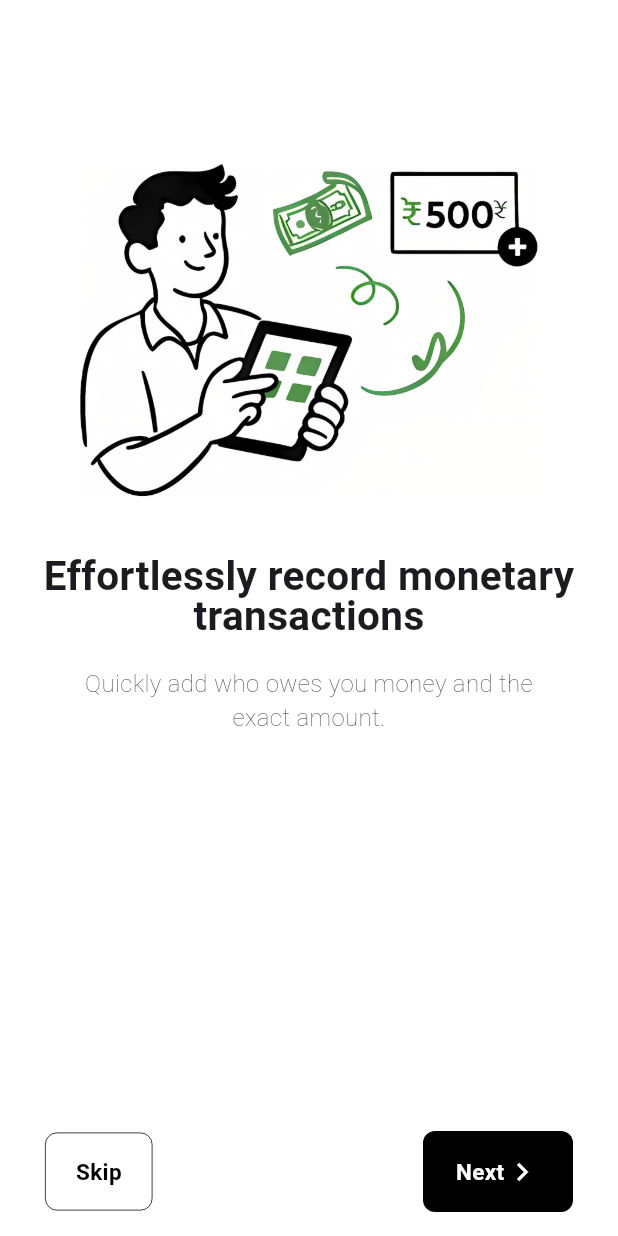
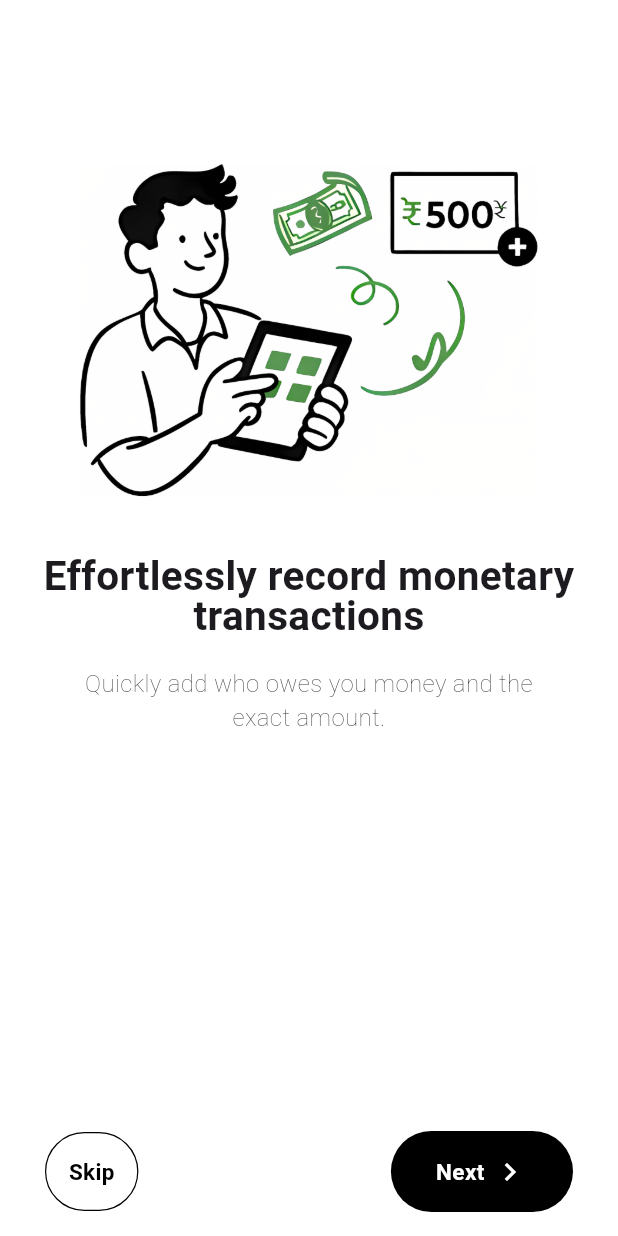
Before and after one commit to jettspanner123/VNote-Client, a Flutter app: the OnboardingControllerScreen screen opened by its route, on a phone screen of 412 x 824 dp. Run offline on Flutter 3.47's test engine with Material 3 defaults, Android fonts, the light colour scheme and no system bars; our stand-ins replace google_fonts.

Commit message:
Update: Some crazy shit has been done

```diff
--- a/lib/constants/component_constants.dart
+++ b/lib/constants/component_constants.dart
@@ -1,7 +1,16 @@
+import 'package:flutter/material.dart';
+
 class ComponentConstants {
   // Buttons
-  static final double standardButtonVerticalPadding = 15.0;
+  static const EdgeInsetsGeometry standardButtonPadding = EdgeInsetsGeometry.symmetric(
+    horizontal: 30.0,
+    vertical: 15.0,
+  );
+  static const double standardButtonVerticalPadding = 15.0;
 
   // Text Sizes
-  static final double standardButtonFontSize = 15.0;
+  static const double standardButtonFontSize = 15.0;
+
+  // Screen
+  static const EdgeInsetsGeometry screenHorizontalPadding = EdgeInsets.symmetric(horizontal: 20.0);
 }
--- a/lib/constants/navigation_factory.dart
+++ b/lib/constants/navigation_factory.dart
@@ -4,4 +4,5 @@ class NavigationFactory {
   static const String landingScreen = '/landing';
   static const String onboardingScreen = '/onboarding';
   static const String questionareScreen = '/questionare';
+  static const String registrationScreen = "/registration";
 }
--- a/lib/features/onboarding_screen/onboarding.controller.dart
+++ b/lib/features/onboarding_screen/onboarding.controller.dart
@@ -1,7 +1,13 @@
 import 'package:flutter/material.dart';
 import 'package:google_fonts/google_fonts.dart';
+import 'package:vnote_client/constants/color_factory.dart';
+import 'package:vnote_client/constants/component_constants.dart';
 import 'package:vnote_client/features/onboarding_screen/onboarding.components.dart';
 import 'package:vnote_client/features/onboarding_screen/onboarding.service.dart';
+import 'package:vnote_client/shared/components/buttons/button_padding.dart';
+import 'package:vnote_client/shared/components/buttons/button_text.dart';
+import 'package:vnote_client/shared/components/buttons/outline_button.dart';
+import 'package:vnote_client/shared/components/buttons/regular_button.dart';
 
 final BLUR_AMOUNT = 12.0;
 
@@ -17,6 +23,22 @@ class _OnboardingControllerScreenState extends State<OnboardingControllerScreen>
   final onboardingService = OnboardingService();
 
   int _currentPage = 0;
+
+  // Action For Next / Get Started Button
+  void nextButtonAction() {
+    if (_currentPage != onboardingService.pages.length - 1) {
+      pageController.nextPage(duration: Duration(milliseconds: 250), curve: Curves.fastEaseInToSlowEaseOut);
+    }
+  }
+
+  // Action for Skip Button
+  void skipButtonAction() {
+    pageController.animateToPage(
+      onboardingService.pages.length - 1,
+      duration: Duration(milliseconds: 500),
+      curve: Curves.fastEaseInToSlowEaseOut,
+    );
+  }
 
   @override
   Widget build(BuildContext context) {
@@ -47,80 +69,42 @@ class _OnboardingControllerScreenState extends State<OnboardingControllerScreen>
             return Row(
               mainAxisAlignment: MainAxisAlignment.spaceBetween,
               children: [
+                OutlineButtonComponent(
+                  onTap: skipButtonAction,
+                  child: StandardButtonText(text: "Skip", foregroundColor: Colors.black),
+                ),
                 // Skip Button
+                StandardButtonComponent(
+                  onTap: nextButtonAction,
+                  child: AnimatedSize(
+                    duration: Duration(milliseconds: 250),
+                    curve: Curves.fastEaseInToSlowEaseOut,
+                    child: StandardButtonPadding(
+                      child: Row(
+                        spacing: 5,
+                        children: [
                           AnimatedSwitcher(
                             duration: Duration(milliseconds: 500),
-                  transitionBuilder: (child, animation) {
-                    final curvedAnimation = CurvedAnimation(
-                      parent: animation,
-                      curve: Curves.fastEaseInToSlowEaseOut,
-                      reverseCurve: Curves.fastEaseInToSlowEaseOut,
-                    );
-
-                    final slideTransitionValue = Tween<Offset>(
-                      begin: const Offset(0, 2),
-                      end: const Offset(0, 0),
-                    ).animate(curvedAnimation);
-                    return SlideTransition(position: slideTransitionValue, child: child);
-                  },
-                  child: _currentPage != onboardingService.pages.length - 1
-                      ? GestureDetector(
-                          onTap: () {},
-                          child: Container(
-                            decoration: BoxDecoration(
-                              border: BoxBorder.all(color: Colors.black, width: 0.5),
-                              borderRadius: BorderRadius.circular(8),
-                            ),
-                            child: Padding(
-                              padding: const EdgeInsetsGeometry.symmetric(horizontal: 20, vertical: 15),
+                            key: ValueKey(isLastPage),
                             child: Text(
-                                "Skip",
-                                style: GoogleFonts.funnelSans(
-                                  fontSize: 15,
-                                  fontWeight: FontWeight.w600,
-                                  color: Colors.black,
-                                ),
-                              ),
-                            ),
-                          ),
-                        )
-                      : SizedBox.shrink(),
-                ),
-
-                // Page Indicator
-
-                // Dual Action Button
-                GestureDetector(
-                  onTap: () {},
-                  child: AnimatedContainer(
-                    duration: Duration(milliseconds: 250),
-                    curve: Curves.fastEaseInToSlowEaseOut,
-                    width: isLastPage ? constrains.maxWidth : 100,
-                    decoration: BoxDecoration(borderRadius: BorderRadius.circular(8), color: Colors.black),
-                    child: Padding(
-                      padding: const EdgeInsetsGeometry.all(15),
-                      child: Row(
-                        mainAxisAlignment: MainAxisAlignment.center,
-                        crossAxisAlignment: CrossAxisAlignment.center,
-                        children: [
-                          Text(
-                            _currentPage == onboardingService.pages.length - 1 ? "Get Started" : "Next",
+                              isLastPage ? "Get Started" : "Next",
                               style: GoogleFonts.funnelSans(
                                 fontSize: 15,
                                 fontWeight: FontWeight.w600,
                                 color: Colors.white,
                               ),
                             ),
-
-                          Icon(
-                            _currentPage == onboardingService.pages.length - 1 ? Icons.check : Icons.chevron_right,
-                            color: Colors.white,
                           ),
+                          Icon(isLastPage ? Icons.check : Icons.chevron_right, color: Colors.white),
                         ],
                       ),
                     ),
                   ),
                 ),
+
+                // Page Indicator
+
+                // Dual Action Button
               ],
             );
           },
--- a/lib/main.dart
+++ b/lib/main.dart
@@ -3,6 +3,7 @@ import 'package:vnote_client/constants/navigation_factory.dart';
 import 'package:vnote_client/features/landing_screen/landing.controller.dart';
 import 'package:vnote_client/features/onboarding_screen/onboarding.controller.dart';
 import 'package:vnote_client/features/questionare_screen/questionare.controller.dart';
+import 'package:vnote_client/features/registration_screen/registration.controller.dart';
 
 void main() {
   runApp(const MyApp());
@@ -16,11 +17,12 @@ class MyApp extends StatelessWidget {
     return MaterialApp(
       title: 'VNote',
       debugShowCheckedModeBanner: false,
-      initialRoute: NavigationFactory.landingScreen,
+      initialRoute: NavigationFactory.registrationScreen,
       routes: {
         NavigationFactory.landingScreen: (context) => const LandingControllerScreen(),
         NavigationFactory.onboardingScreen: (context) => const OnboardingControllerScreen(),
         NavigationFactory.questionareScreen: (context) => const QuestionareControllerScreen(),
+        NavigationFactory.registrationScreen: (context) => const RegistrationControllerScreen(),
       },
     );
   }
--- /dev/null
+++ b/lib/models/frontend/segment_control.dart
@@ -0,0 +1,6 @@
+class SegmentControl<SegmentType> {
+  final SegmentType value;
+  final String label;
+
+  SegmentControl({required this.value, required this.label});
+}
--- /dev/null
+++ b/lib/shared/components/buttons/button_padding.dart
@@ -0,0 +1,12 @@
+import 'package:flutter/material.dart';
+import 'package:vnote_client/constants/component_constants.dart';
+
+class StandardButtonPadding extends StatelessWidget {
+  final Widget? child;
+  const StandardButtonPadding({super.key, required this.child});
+
+  @override
+  Widget build(BuildContext context) {
+    return Padding(padding: ComponentConstants.standardButtonPadding, child: child);
+  }
+}
--- a/lib/shared/components/buttons/button_text.dart
+++ b/lib/shared/components/buttons/button_text.dart
@@ -8,14 +8,16 @@ class StandardButtonText extends StatelessWidget {
   final TextAlign textAlign;
   final EdgeInsetsGeometry padding;
   final TextStyle? textStyle;
+  final double fontSize;
 
   const StandardButtonText({
     super.key,
     required this.text,
     this.foregroundColor = Colors.white,
     this.textAlign = TextAlign.center,
-    this.padding = const EdgeInsets.symmetric(vertical: 15),
+    this.padding = const EdgeInsets.symmetric(vertical: 15, horizontal: 15),
     this.textStyle,
+    this.fontSize = 15,
   });
 
   @override
@@ -27,10 +29,7 @@ class StandardButtonText extends StatelessWidget {
         textAlign: textAlign,
         style:
             textStyle ??
-            GoogleFonts.funnelDisplay(
-              fontSize: ComponentConstants.standardButtonFontSize,
-              fontWeight: FontWeight.w600,
-            ).copyWith(color: foregroundColor),
+            GoogleFonts.funnelDisplay(fontSize: fontSize, fontWeight: FontWeight.w600).copyWith(color: foregroundColor),
       ),
     );
   }
--- /dev/null
+++ b/lib/shared/components/buttons/outline_button.dart
@@ -0,0 +1,73 @@
+import 'package:flutter/material.dart';
+import 'package:flutter/services.dart';
+
+class OutlineButtonComponent extends StatefulWidget {
+  final Widget child;
+  final VoidCallback? onTap;
+  final bool? isLoading;
+  final double borderRadius;
+  final int animationDuration;
+  final BoxBorder? border;
+
+  const OutlineButtonComponent({
+    super.key,
+    required this.child,
+    this.onTap,
+    this.isLoading,
+    this.borderRadius = 100,
+    this.animationDuration = 25,
+    this.border,
+  });
+
+  @override
+  State<OutlineButtonComponent> createState() => _OutlineButtonComponentState();
+}
+
+class _OutlineButtonComponentState extends State<OutlineButtonComponent> {
+  bool _isClicked = false;
+  void _tapDownAction(TapDownDetails _) {
+    if (_isClicked) return;
+    setState(() {
+      _isClicked = true;
+    });
+    HapticFeedback.lightImpact();
+  }
+
+  void _tapCancelAction() {
+    if (!_isClicked) return;
+    setState(() {
+      _isClicked = false;
+    });
+  }
+
+  void _tapUpAction(TapUpDetails _) {
+    if (!_isClicked) return;
+    setState(() {
+      _isClicked = false;
+    });
+  }
+
+  @override
+  Widget build(BuildContext context) {
+    return GestureDetector(
+      onTapDown: _tapDownAction,
+      onTapUp: _tapUpAction,
+      onTapCancel: _tapCancelAction,
+      onTap: () {
+        widget.onTap?.call();
+      },
+      child: AnimatedScale(
+        scale: _isClicked ? 0.95 : 1.0,
+        duration: Duration(milliseconds: widget.animationDuration),
+        child: AnimatedContainer(
+          duration: Duration(milliseconds: widget.animationDuration),
+          decoration: BoxDecoration(
+            border: widget.border ?? BoxBorder.all(color: Colors.black, width: 0.8),
+            borderRadius: BorderRadius.circular(widget.borderRadius),
+          ),
+          child: widget.child,
+        ),
+      ),
+    );
+  }
+}
--- a/lib/shared/components/buttons/regular_button.dart
+++ b/lib/shared/components/buttons/regular_button.dart
@@ -1,23 +1,29 @@
+import 'package:flutter/cupertino.dart';
 import 'package:flutter/material.dart';
 import 'package:flutter/services.dart';
 import 'package:vnote_client/constants/color_factory.dart';
+import 'package:vnote_client/constants/component_constants.dart';
 
 class StandardButtonComponent extends StatefulWidget {
   final Widget child;
   final VoidCallback? onTap;
-  final bool? isLoading;
+  final bool isLoading;
   final Color backgroundColor;
   final double borderRadius;
   final int animationDuration;
+  final bool wantTapAnimation;
+  final Color loadingStateColor;
 
   const StandardButtonComponent({
     super.key,
     required this.child,
     this.onTap,
-    this.isLoading,
+    this.isLoading = false,
     this.backgroundColor = Colors.black,
     this.borderRadius = 100,
     this.animationDuration = 25,
+    this.wantTapAnimation = true,
+    this.loadingStateColor = Colors.white,
   });
 
   @override
@@ -58,15 +64,38 @@ class _StandardButtonComponentState extends State<StandardButtonComponent> {
         widget.onTap?.call();
       },
       child: AnimatedScale(
-        scale: _isClicked ? 0.95 : 1.0,
+        scale: !widget.wantTapAnimation
+            ? 1
+            : _isClicked
+            ? 0.95
+            : 1.0,
         duration: Duration(milliseconds: widget.animationDuration),
         child: AnimatedContainer(
           duration: Duration(milliseconds: widget.animationDuration),
           decoration: BoxDecoration(
-            color: _isClicked ? ColorFactory.accentColor : widget.backgroundColor,
+            color: !widget.wantTapAnimation
+                ? widget.backgroundColor
+                : _isClicked
+                ? ColorFactory.accentColor
+                : widget.backgroundColor,
             borderRadius: BorderRadius.circular(widget.borderRadius),
           ),
-          child: widget.child,
+          child: AnimatedSwitcher(
+            duration: Duration(milliseconds: 500),
+            transitionBuilder: (child, animation) {
+              final curvedAnimation = CurvedAnimation(parent: animation, curve: Curves.fastEaseInToSlowEaseOut);
+              return ScaleTransition(
+                scale: curvedAnimation,
+                child: FadeTransition(opacity: curvedAnimation, child: child),
+              );
+            },
+            child: widget.isLoading
+                ? Padding(
+                    padding: ComponentConstants.standardButtonPadding,
+                    child: CupertinoActivityIndicator(color: widget.loadingStateColor, radius: 11),
+                  )
+                : widget.child,
+          ),
         ),
       ),
     );
```
Also changed, not shown: lib/features/landing_screen/landing.controller.dart (+15 -3 lines), lib/features/registration_screen/registration.components.dart (added, +15 -0 lines), lib/features/registration_screen/registration.controller.dart (added, +79 -0 lines), lib/shared/components/segment/segmented_controller.dart (added, +72 -0 lines), assets/images/others/registration_screen_main.png (added), lib/features/registration_screen/registration.service.dart (added), 3 other files. Lines whose indentation alone changed are shown as unchanged.
